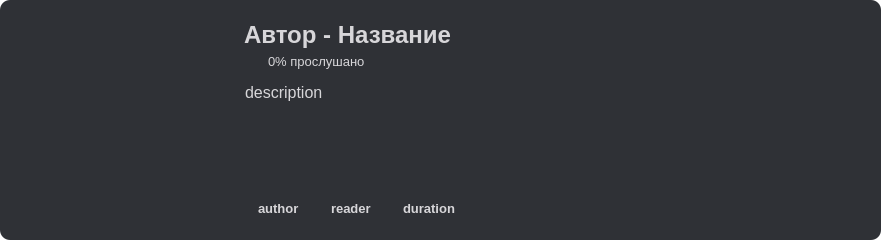
The window that interface/book.ui (AlexDev505/AudioBookPlayer) describes before a commit, drawn with Qt 5.
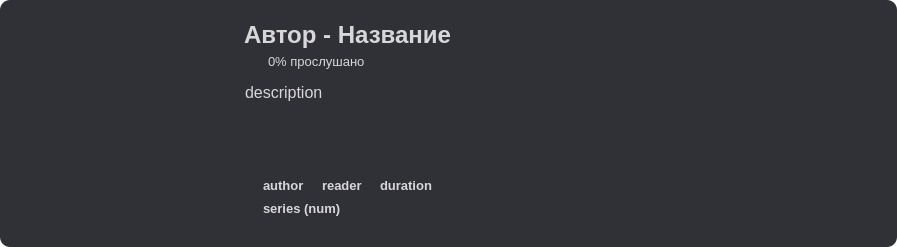
The same window after the commit. Icons and pictures are not drawn.

Diff of the .ui file:
```diff
--- a/interface/book.ui
+++ b/interface/book.ui
@@ -6,7 +6,7 @@
    <rect>
     <x>0</x>
     <y>0</y>
-    <width>881</width>
+    <width>897</width>
     <height>240</height>
    </rect>
   </property>
@@ -469,31 +469,18 @@
            <property name="frameShadow">
             <enum>QFrame::Raised</enum>
            </property>
-           <layout class="QHBoxLayout" name="horizontalLayout_3">
-            <property name="spacing">
-             <number>20</number>
-            </property>
-            <property name="leftMargin">
-             <number>4</number>
-            </property>
-            <property name="topMargin">
-             <number>0</number>
-            </property>
-            <property name="rightMargin">
-             <number>0</number>
-            </property>
-            <property name="bottomMargin">
-             <number>0</number>
-            </property>
+           <layout class="QVBoxLayout" name="tagsLayout">
             <item>
-             <widget class="QFrame" name="frame_4">
+             <layout class="QHBoxLayout" name="otherTagsLayout">
+              <item>
+               <widget class="QFrame" name="authorTagFrame">
               <property name="sizePolicy">
                <sizepolicy hsizetype="Maximum" vsizetype="Preferred">
                 <horstretch>0</horstretch>
                 <verstretch>0</verstretch>
                </sizepolicy>
               </property>
-              <layout class="QHBoxLayout" name="horizontalLayout">
+                <layout class="QHBoxLayout" name="authorTagLayout">
                <property name="spacing">
                 <number>5</number>
                </property>
@@ -538,7 +525,7 @@
              </widget>
             </item>
             <item>
-             <widget class="QFrame" name="frame_5">
+               <widget class="QFrame" name="readerFrame">
               <property name="sizePolicy">
                <sizepolicy hsizetype="Maximum" vsizetype="Preferred">
                 <horstretch>0</horstretch>
@@ -590,7 +577,7 @@
              </widget>
             </item>
             <item>
-             <widget class="QFrame" name="frame_6">
+               <widget class="QFrame" name="durationFrame">
               <property name="sizePolicy">
                <sizepolicy hsizetype="Maximum" vsizetype="Preferred">
                 <horstretch>0</horstretch>
@@ -653,6 +640,60 @@
                </size>
               </property>
              </spacer>
+              </item>
+             </layout>
+            </item>
+            <item>
+             <widget class="QFrame" name="seriesFrame">
+              <property name="sizePolicy">
+               <sizepolicy hsizetype="Maximum" vsizetype="Preferred">
+                <horstretch>0</horstretch>
+                <verstretch>0</verstretch>
+               </sizepolicy>
+              </property>
+              <layout class="QHBoxLayout" name="horizontalLayout_9">
+               <property name="spacing">
+                <number>5</number>
+               </property>
+               <property name="leftMargin">
+                <number>0</number>
+               </property>
+               <property name="topMargin">
+                <number>0</number>
+               </property>
+               <property name="rightMargin">
+                <number>0</number>
+               </property>
+               <property name="bottomMargin">
+                <number>0</number>
+               </property>
+               <item>
+                <widget class="QLabel" name="seriesIcon">
+                 <property name="text">
+                  <string/>
+                 </property>
+                 <property name="pixmap">
+                  <pixmap resource="resources/icons.qrc">:/other/tag.svg</pixmap>
+                 </property>
+                </widget>
+               </item>
+               <item>
+                <widget class="QLabel" name="seriesLabel">
+                 <property name="font">
+                  <font>
+                   <family>Arial</family>
+                   <pointsize>10</pointsize>
+                   <weight>75</weight>
+                   <bold>true</bold>
+                  </font>
+                 </property>
+                 <property name="text">
+                  <string>series (num)</string>
+                 </property>
+                </widget>
+               </item>
+              </layout>
+             </widget>
             </item>
            </layout>
           </widget>
```
Left out of the diff: 28 changed lines with no effect on the pictures. Lines whose indentation alone changed are shown as unchanged.
